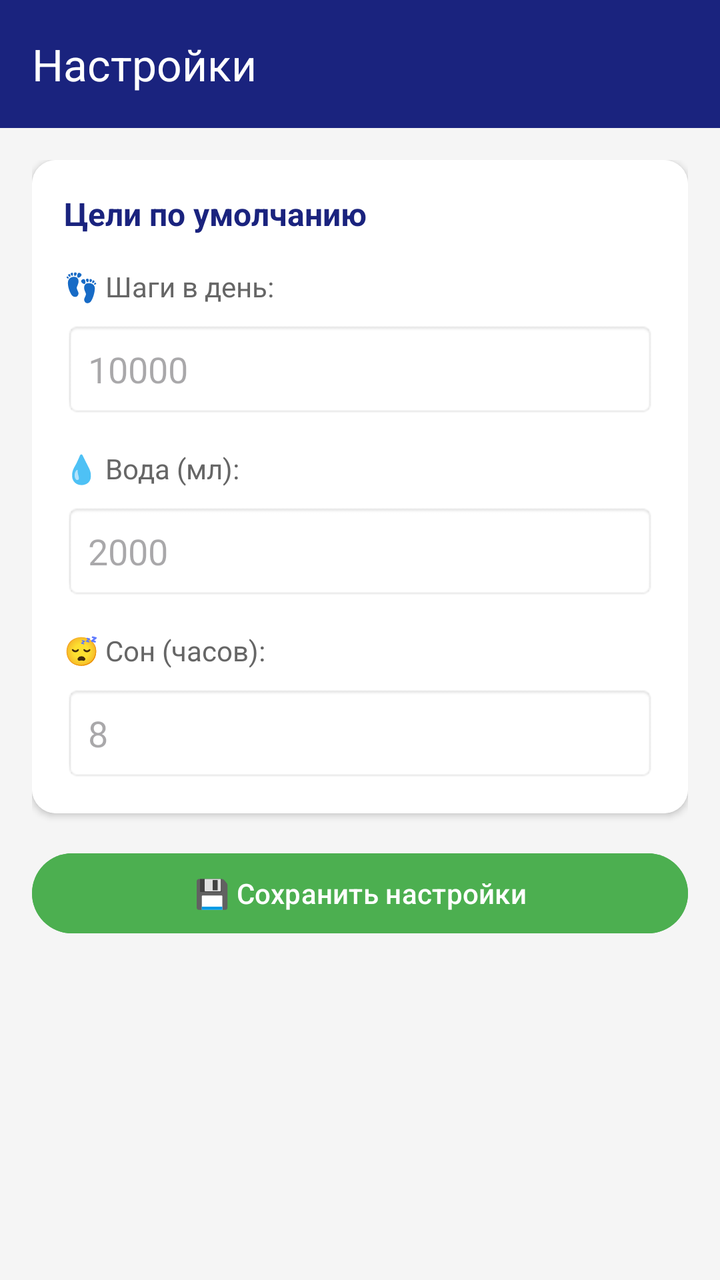
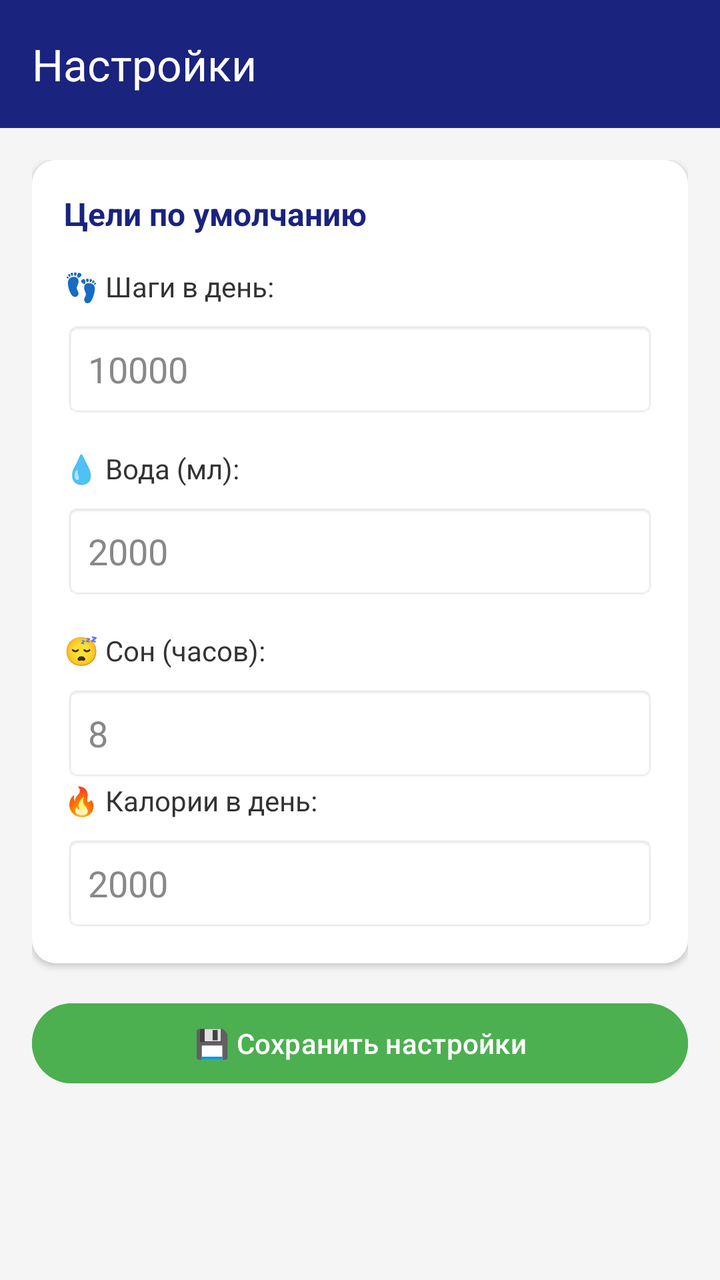

Before-and-after screenshots of an Android layout around one commit, followed by the original layout XML and the change that was made.
<!-- AndroidManifest.xml: application theme Theme.HealthSync -->
<!-- res/layout/activity_settings.xml -->
<?xml version="1.0" encoding="utf-8"?>

<LinearLayout xmlns:android="http://schemas.android.com/apk/res/android"
    xmlns:app="http://schemas.android.com/apk/res-auto"
    android:layout_width="match_parent"
    android:layout_height="match_parent"
    android:orientation="vertical"
    android:background="#F5F5F5">

    <androidx.appcompat.widget.Toolbar
        android:id="@+id/toolbar"
        android:layout_width="match_parent"
        android:layout_height="?attr/actionBarSize"
        android:background="#1A237E"
        app:titleTextColor="@android:color/white"
        app:title="Настройки" />

    <ScrollView
        android:layout_width="match_parent"
        android:layout_height="match_parent"
        android:padding="16dp">

        <LinearLayout
            android:layout_width="match_parent"
            android:layout_height="wrap_content"
            android:orientation="vertical">

            <androidx.cardview.widget.CardView
                android:layout_width="match_parent"
                android:layout_height="wrap_content"
                app:cardCornerRadius="12dp"
                android:layout_marginBottom="16dp"
                app:cardElevation="2dp">

                <LinearLayout
                    android:layout_width="match_parent"
                    android:layout_height="wrap_content"
                    android:orientation="vertical"
                    android:padding="16dp"
                    android:background="@android:color/white">

                    <TextView
                        android:layout_width="match_parent"
                        android:layout_height="wrap_content"
                        android:text="Цели по умолчанию"
                        android:textSize="16sp"
                        android:textStyle="bold"
                        android:textColor="#1A237E"
                        android:layout_marginBottom="16dp" />

                    <TextView
                        android:layout_width="wrap_content"
                        android:layout_height="wrap_content"
                        android:text="👣 Шаги в день:"
                        android:textSize="14sp"
                        android:textColor="#666666"
                        android:layout_marginBottom="8dp" />

                    <EditText
                        android:id="@+id/stepsGoalEdit"
                        android:layout_width="match_parent"
                        android:layout_height="48dp"
                        android:inputType="number"
                        android:hint="10000"
                        android:padding="12dp"
                        android:background="@android:drawable/editbox_background"
                        android:layout_marginBottom="16dp" />

                    <TextView
                        android:layout_width="wrap_content"
                        android:layout_height="wrap_content"
                        android:text="💧 Вода (мл):"
                        android:textSize="14sp"
                        android:textColor="#666666"
                        android:layout_marginBottom="8dp" />

                    <EditText
                        android:id="@+id/waterGoalEdit"
                        android:layout_width="match_parent"
                        android:layout_height="48dp"
                        android:inputType="number"
                        android:hint="2000"
                        android:padding="12dp"
                        android:background="@android:drawable/editbox_background"
                        android:layout_marginBottom="16dp" />

                    <TextView
                        android:layout_width="wrap_content"
                        android:layout_height="wrap_content"
                        android:text="😴 Сон (часов):"
                        android:textSize="14sp"
                        android:textColor="#666666"
                        android:layout_marginBottom="8dp" />

                    <EditText
                        android:id="@+id/sleepGoalEdit"
                        android:layout_width="match_parent"
                        android:layout_height="48dp"
                        android:inputType="numberDecimal"
                        android:hint="8"
                        android:padding="12dp"
                        android:background="@android:drawable/editbox_background" />

                </LinearLayout>
            </androidx.cardview.widget.CardView>

            <Button
                android:id="@+id/saveSettingsButton"
                android:layout_width="match_parent"
                android:layout_height="48dp"
                android:text="💾 Сохранить настройки"
                android:backgroundTint="#4CAF50"
                android:textColor="@android:color/white" />

        </LinearLayout>
    </ScrollView>
</LinearLayout>
<!-- resources referenced by this layout -->
<resources>
  <style name="Theme.HealthSync" parent="Base.Theme.HealthSync" />
  <style name="Base.Theme.HealthSync" parent="Theme.Material3.DayNight.NoActionBar">
          
          
      </style>
</resources>

<!-- the commit's change to res/layout/activity_settings.xml (unified diff, before → after) -->
@@ -53,7 +53,7 @@
                         android:layout_height="wrap_content"
                         android:text="👣 Шаги в день:"
                         android:textSize="14sp"
-                        android:textColor="#666666"
+                        android:textColor="#333333"
                         android:layout_marginBottom="8dp" />
 
                     <EditText
@@ -61,6 +61,8 @@
                         android:layout_width="match_parent"
                         android:layout_height="48dp"
                         android:inputType="number"
+                        android:textColor="#000000"
+                        android:textColorHint="#888888"
                         android:hint="10000"
                         android:padding="12dp"
                         android:background="@android:drawable/editbox_background"
@@ -71,7 +73,7 @@
                         android:layout_height="wrap_content"
                         android:text="💧 Вода (мл):"
                         android:textSize="14sp"
-                        android:textColor="#666666"
+                        android:textColor="#333333"
                         android:layout_marginBottom="8dp" />
 
                     <EditText
@@ -79,6 +81,8 @@
                         android:layout_width="match_parent"
                         android:layout_height="48dp"
                         android:inputType="number"
+                        android:textColor="#000000"
+                        android:textColorHint="#888888"
                         android:hint="2000"
                         android:padding="12dp"
                         android:background="@android:drawable/editbox_background"
@@ -89,15 +93,39 @@
                         android:layout_height="wrap_content"
                         android:text="😴 Сон (часов):"
                         android:textSize="14sp"
-                        android:textColor="#666666"
+                        android:textColor="#333333"
                         android:layout_marginBottom="8dp" />
+
+
 
                     <EditText
                         android:id="@+id/sleepGoalEdit"
                         android:layout_width="match_parent"
                         android:layout_height="48dp"
                         android:inputType="numberDecimal"
+                        android:textColor="#000000"
+                        android:textColorHint="#888888"
                         android:hint="8"
+                        android:padding="12dp"
+                        android:background="@android:drawable/editbox_background" />
+
+                    
+                    <TextView
+                        android:layout_width="wrap_content"
+                        android:layout_height="wrap_content"
+                        android:text="🔥 Калории в день:"
+                        android:textSize="14sp"
+                        android:textColor="#333333"
+                        android:layout_marginBottom="8dp" />
+
+                    <EditText
+                        android:id="@+id/caloriesGoalEdit"
+                        android:layout_width="match_parent"
+                        android:layout_height="48dp"
+                        android:inputType="number"
+                        android:hint="2000"
+                        android:textColor="#000000"
+                        android:textColorHint="#888888"
                         android:padding="12dp"
                         android:background="@android:drawable/editbox_background" />
 
